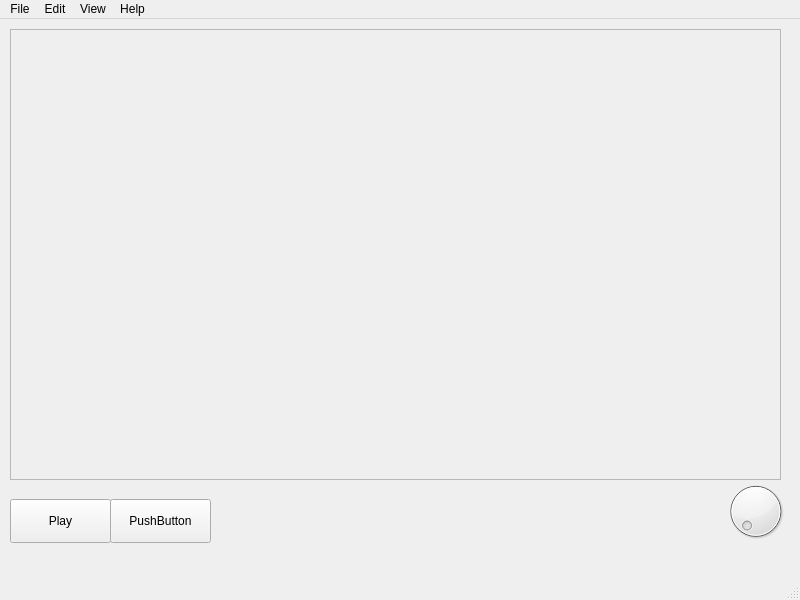
Old version of the form ui_files/mainwindow.ui in the repository Aleksandar204/pfe-autotune.
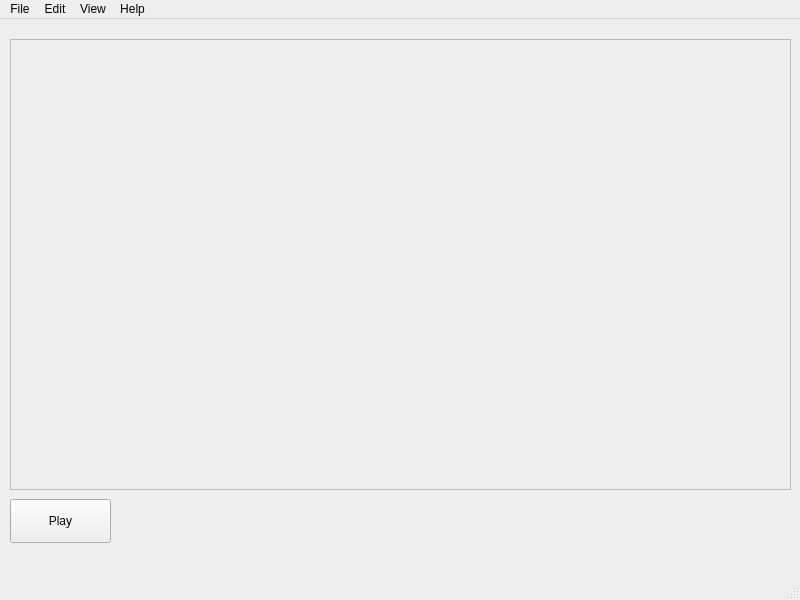
New version of the form.

Commit message: Pitch-shift preko fft

The edit to the form file:
```diff
--- a/ui_files/mainwindow.ui
+++ b/ui_files/mainwindow.ui
@@ -33,41 +33,12 @@
      <bool>false</bool>
     </property>
    </widget>
-   <widget class="QPushButton" name="pushButton_2">
-    <property name="geometry">
-     <rect>
-      <x>110</x>
-      <y>480</y>
-      <width>101</width>
-      <height>44</height>
-     </rect>
-    </property>
-    <property name="text">
-     <string>PushButton</string>
-    </property>
-    <property name="checkable">
-     <bool>true</bool>
-    </property>
-    <property name="autoDefault">
-     <bool>false</bool>
-    </property>
-   </widget>
-   <widget class="QDial" name="dial">
-    <property name="geometry">
-     <rect>
-      <x>720</x>
-      <y>460</y>
-      <width>71</width>
-      <height>64</height>
-     </rect>
-    </property>
-   </widget>
-   <widget class="QScrollArea" name="scrollArea">
+   <widget class="QScrollArea" name="musicScrollArea">
     <property name="geometry">
      <rect>
       <x>10</x>
-      <y>10</y>
-      <width>771</width>
+      <y>20</y>
+      <width>781</width>
       <height>451</height>
      </rect>
     </property>
@@ -79,7 +50,7 @@
       <rect>
        <x>0</x>
        <y>0</y>
-       <width>761</width>
+       <width>771</width>
        <height>441</height>
       </rect>
      </property>
```
The commit also changes 1 other file.
